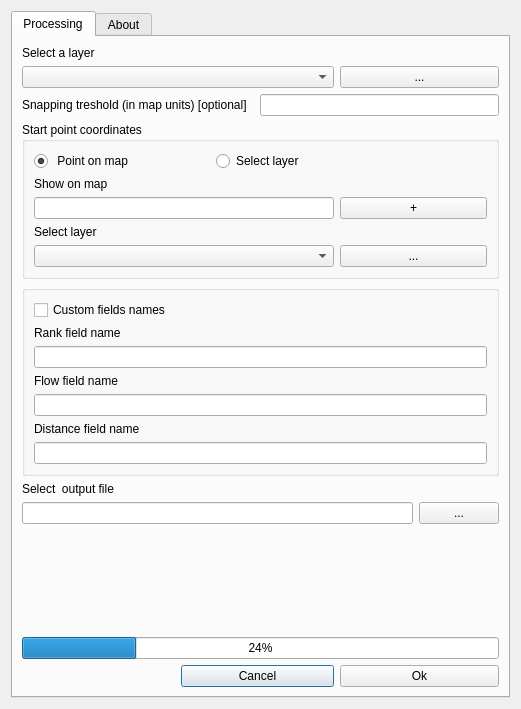
This is lines_ranking_dialog_base.ui in ChrisLisbon/QGIS_LinesRankingPlugin as Qt 5 draws it before an edit. The edited form follows.
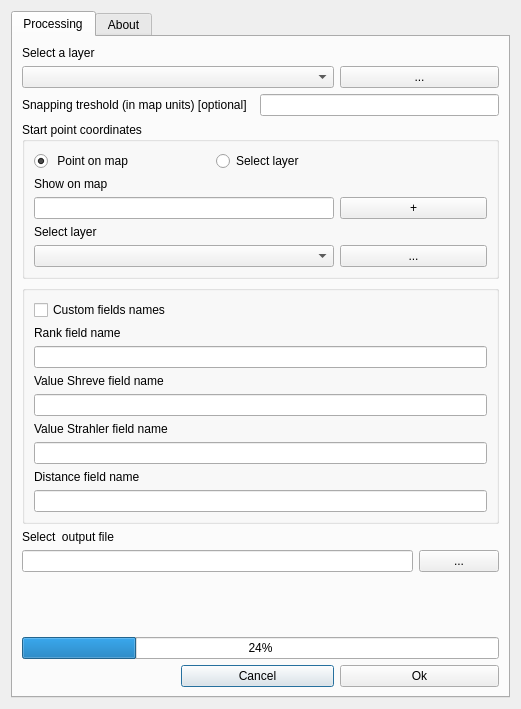
This is the edited form.

Commit message: fixed UI and checked algorithm through plugin

Patch:
```diff
--- a/lines_ranking_dialog_base.ui
+++ b/lines_ranking_dialog_base.ui
@@ -222,7 +222,7 @@
           <item>
            <widget class="QLabel" name="label_11">
             <property name="text">
-             <string>Flow field name</string>
+             <string>Value Shreve field name</string>
             </property>
            </widget>
           </item>
@@ -232,13 +232,23 @@
           <item>
            <widget class="QLabel" name="label_12">
             <property name="text">
-             <string>Distance field name</string>
+             <string>Value Strahler field name</string>
             </property>
            </widget>
           </item>
           <item>
            <widget class="QLineEdit" name="lineEdit_6"/>
           </item>
+          <item>
+           <widget class="QLabel" name="label_13">
+            <property name="text">
+             <string>Distance field name</string>
+            </property>
+           </widget>
+          </item>
+          <item>
+           <widget class="QLineEdit" name="lineEdit_7"/>
+          </item>
          </layout>
         </widget>
        </item>
```
The commit also changes 5 other files.
